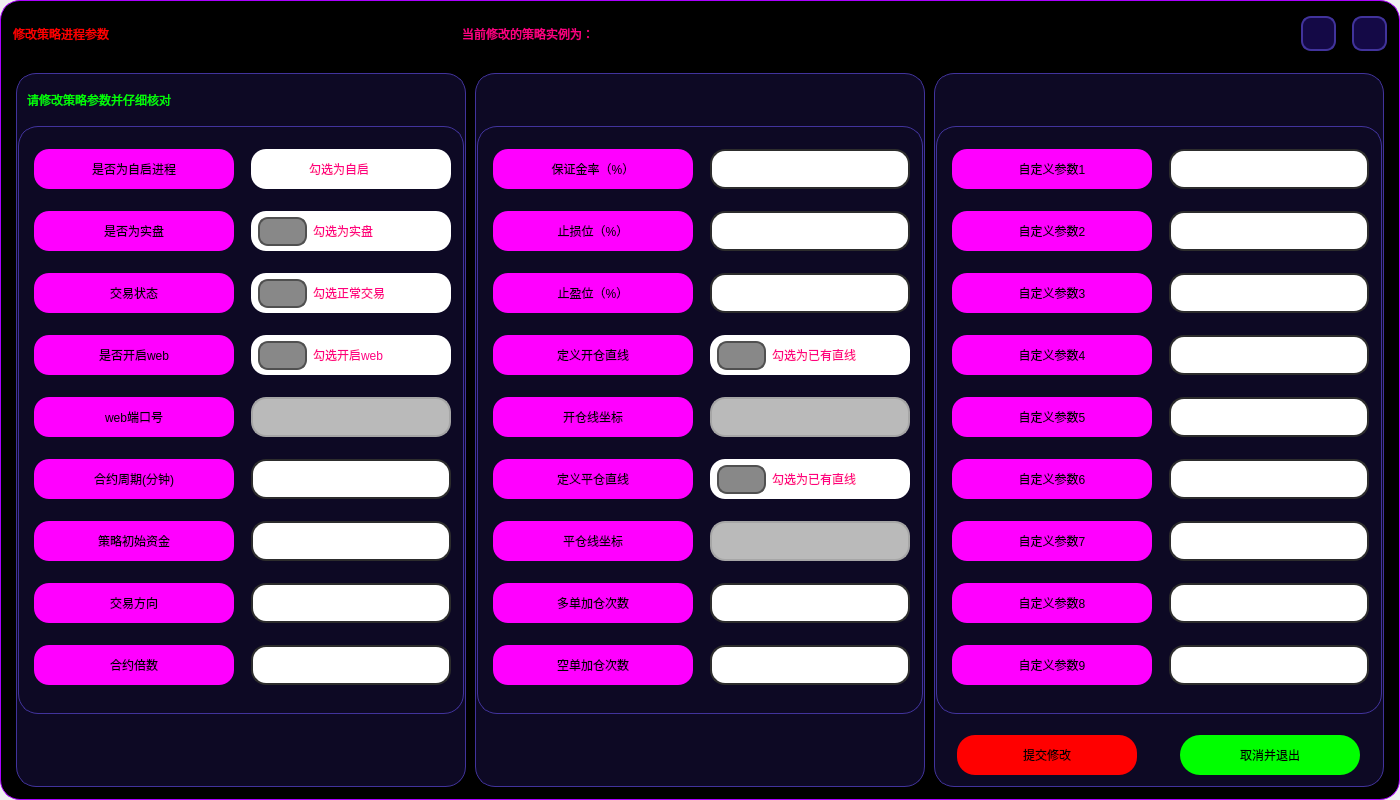
The window that UI/ModifyParameters_dark.ui (shiyindebcd/ProcessTrader) describes before a commit, drawn with Qt 5.
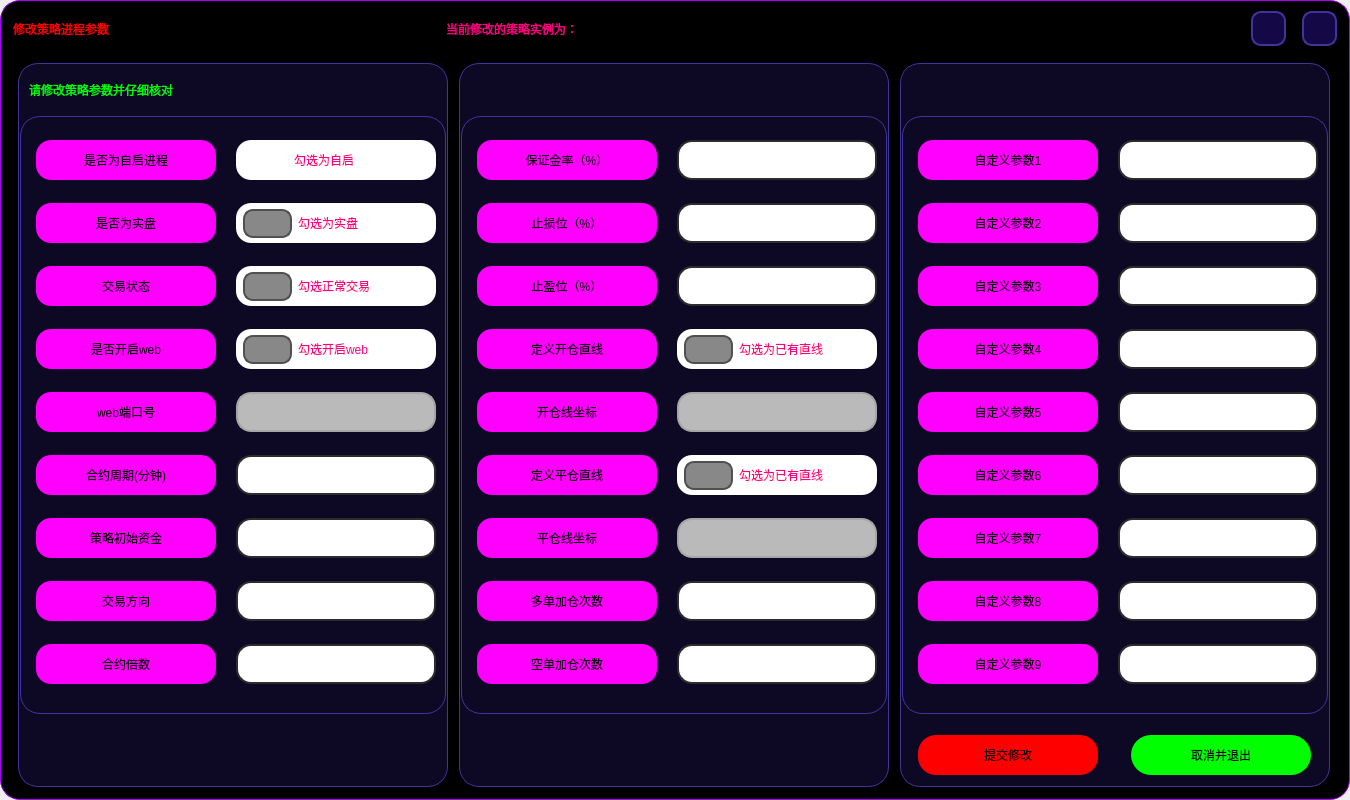
The same window after the commit. Icons and pictures are not drawn.

What changed in the file:
```diff
--- a/UI/ModifyParameters_dark.ui
+++ b/UI/ModifyParameters_dark.ui
@@ -6,10 +6,16 @@
    <rect>
     <x>0</x>
     <y>0</y>
-    <width>1400</width>
+    <width>1350</width>
     <height>800</height>
    </rect>
   </property>
+  <property name="maximumSize">
+   <size>
+    <width>1350</width>
+    <height>800</height>
+   </size>
+  </property>
   <property name="windowTitle">
    <string>Form</string>
   </property>
@@ -31,6 +37,12 @@
    </property>
    <item>
     <widget class="QFrame" name="frame_3">
+     <property name="maximumSize">
+      <size>
+       <width>1350</width>
+       <height>800</height>
+      </size>
+     </property>
      <property name="styleSheet">
       <string notr="true">QFrame {
 	background-color: rgb(0, 0, 0);
@@ -97,13 +109,13 @@
            <property name="minimumSize">
             <size>
              <width>0</width>
-             <height>50</height>
+             <height>40</height>
             </size>
            </property>
            <property name="maximumSize">
             <size>
              <width>16777215</width>
-             <height>50</height>
+             <height>40</height>
             </size>
            </property>
            <property name="styleSheet">
@@ -309,13 +321,13 @@
           <widget class="QFrame" name="frame_56">
            <property name="minimumSize">
             <size>
-             <width>450</width>
+             <width>430</width>
              <height>0</height>
             </size>
            </property>
            <property name="maximumSize">
             <size>
-             <width>450</width>
+             <width>430</width>
              <height>16777215</height>
             </size>
            </property>
@@ -443,13 +455,13 @@
                  </property>
                  <property name="minimumSize">
                   <size>
-                   <width>205</width>
+                   <width>185</width>
                    <height>0</height>
                   </size>
                  </property>
                  <property name="maximumSize">
                   <size>
-                   <width>205</width>
+                   <width>185</width>
                    <height>1000</height>
                   </size>
                  </property>
@@ -482,13 +494,13 @@
                    <widget class="QLabel" name="label_whether_self_start">
                     <property name="minimumSize">
                      <size>
-                      <width>200</width>
+                      <width>180</width>
                       <height>40</height>
                      </size>
                     </property>
                     <property name="maximumSize">
                      <size>
-                      <width>200</width>
+                      <width>180</width>
                       <height>40</height>
                      </size>
                     </property>
@@ -526,13 +538,13 @@
                     </property>
                     <property name="minimumSize">
                      <size>
-                      <width>200</width>
+                      <width>180</width>
                       <height>40</height>
                      </size>
                     </property>
                     <property name="maximumSize">
                      <size>
-                      <width>200</width>
+                      <width>180</width>
                       <height>40</height>
                      </size>
                     </property>
@@ -567,13 +579,13 @@
                    <widget class="QLabel" name="label_trading_status">
                     <property name="minimumSize">
                      <size>
-                      <width>200</width>
+                      <width>180</width>
                       <height>40</height>
                      </size>
                     </property>
                     <property name="maximumSize">
                      <size>
-                      <width>200</width>
+                      <width>180</width>
                       <height>40</height>
                      </size>
                     </property>
@@ -605,13 +617,13 @@
                    <widget class="QLabel" name="label_whether_open_web_services">
                     <property name="minimumSize">
                      <size>
-                      <width>200</width>
+                      <width>180</width>
                       <height>40</height>
                      </size>
                     </property>
                     <property name="maximumSize">
                      <size>
-                      <width>200</width>
+                      <width>180</width>
                       <height>40</height>
                      </size>
                     </property>
@@ -646,13 +658,13 @@
                    <widget class="QLabel" name="label_web_port">
                     <property name="minimumSize">
                      <size>
-                      <width>200</width>
+                      <width>180</width>
                       <height>40</height>
                      </size>
                     </property>
                     <property name="maximumSize">
                      <size>
-                      <width>200</width>
+                      <width>180</width>
                       <height>40</height>
                      </size>
                     </property>
@@ -687,13 +699,13 @@
                    <widget class="QLabel" name="label_symbol_period">
                     <property name="minimumSize">
                      <size>
-                      <width>200</width>
+                      <width>180</width>
                       <height>40</height>
                      </size>
                     </property>
                     <property name="maximumSize">
                      <size>
-                      <width>200</width>
+                      <width>180</width>
                       <height>40</height>
                      </size>
                     </property>
@@ -728,13 +740,13 @@
                    <widget class="QLabel" name="label_initial_capital">
                     <property name="minimumSize">
                      <size>
-                      <width>200</width>
+                      <width>180</width>
                       <height>40</height>
                      </size>
                     </property>
                     <property name="maximumSize">
                      <size>
-                      <width>200</width>
+                      <width>180</width>
                       <height>40</height>
                      </size>
                     </property>
@@ -769,13 +781,13 @@
                    <widget class="QLabel" name="label_orientation">
                     <property name="minimumSize">
                      <size>
-                      <width>200</width>
+                      <width>180</width>
                       <height>40</height>
                      </size>
                     </property>
                     <property name="maximumSize">
                      <size>
-                      <width>200</width>
+                      <width>180</width>
                       <height>40</height>
                      </size>
                     </property>
@@ -810,13 +822,13 @@
                    <widget class="QLabel" name="label_contract_multiples">
                     <property name="minimumSize">
                      <size>
-                      <width>200</width>
+                      <width>180</width>
                       <height>40</height>
                      </size>
                     </property>
                     <property name="maximumSize">
                      <size>
-                      <width>200</width>
+                      <width>180</width>
                       <height>40</height>
                      </size>
                     </property>
@@ -1354,13 +1366,13 @@
            </property>
            <property name="minimumSize">
             <size>
-             <width>450</width>
+             <width>430</width>
              <height>0</height>
             </size>
            </property>
            <property name="maximumSize">
             <size>
-             <width>450</width>
+             <width>430</width>
              <height>16777215</height>
             </size>
            </property>
@@ -1456,13 +1468,13 @@
                  </property>
                  <property name="minimumSize">
                   <size>
-                   <width>205</width>
+                   <width>185</width>
                    <height>0</height>
                   </size>
                  </property>
                  <property name="maximumSize">
                   <size>
-                   <width>205</width>
+                   <width>185</width>
                    <height>1000</height>
                   </size>
                  </property>
@@ -1495,13 +1507,13 @@
                    <widget class="QLabel" name="label_margin_rate">
                     <property name="minimumSize">
                      <size>
-                      <width>200</width>
+                      <width>180</width>
                       <height>40</height>
                      </size>
                     </property>
                     <property name="maximumSize">
                      <size>
-                      <width>200</width>
+                      <width>180</width>
                       <height>40</height>
                      </size>
                     </property>
@@ -1536,13 +1548,13 @@
                    <widget class="QLabel" name="label_stop_loss">
                     <property name="minimumSize">
                      <size>
-                      <width>200</width>
+                      <width>180</width>
                       <height>40</height>
                      </size>
                     </property>
                     <property name="maximumSize">
                      <size>
-                      <width>200</width>
+                      <width>180</width>
                       <height>40</height>
                      </size>
                     </property>
@@ -1577,13 +1589,13 @@
                    <widget class="QLabel" name="label_stop_profit">
                     <property name="minimumSize">
                      <size>
-                      <width>200</width>
+                      <width>180</width>
                       <height>40</height>
                      </size>
                     </property>
                     <property name="maximumSize">
                      <size>
-                      <width>200</width>
+                      <width>180</width>
                       <height>40</height>
                      </size>
                     </property>
@@ -1618,13 +1630,13 @@
                    <widget class="QLabel" name="lable_whether_open_line">
                     <property name="minimumSize">
                      <size>
-                      <width>200</width>
+                      <width>180</width>
                       <height>40</height>
                      </size>
                     </property>
                     <property name="maximumSize">
                      <size>
-                      <width>200</width>
+                      <width>180</width>
                       <height>40</height>
                      </size>
                     </property>
@@ -1656,13 +1668,13 @@
                    <widget class="QLabel" name="label_open_line_Coordinates">
                     <property name="minimumSize">
                      <size>
-                      <width>200</width>
+                      <width>180</width>
                       <height>40</height>
                      </size>
                     </property>
                     <property name="maximumSize">
                      <size>
-                      <width>200</width>
+                      <width>180</width>
                       <height>40</height>
                      </size>
                     </property>
@@ -1697,13 +1709,13 @@
                    <widget class="QLabel" name="label_whether_close_line">
                     <property name="minimumSize">
                      <size>
-                      <width>200</width>
+                      <width>180</width>
                       <height>40</height>
                      </size>
                     </property>
                     <property name="maximumSize">
                      <size>
-                      <width>200</width>
+                      <width>180</width>
                       <height>40</height>
                      </size>
                     </property>
@@ -1735,13 +1747,13 @@
                    <widget class="QLabel" name="label_close_line_Coordinates">
                     <property name="minimumSize">
                      <size>
-                      <width>200</width>
+                      <width>180</width>
                       <height>40</height>
                      </size>
                     </property>
                     <property name="maximumSize">
                      <size>
-                      <width>200</width>
+                      <width>180</width>
                       <height>40</height>
                      </size>
                     </property>
@@ -1776,13 +1788,13 @@
                    <widget class="QLabel" name="label_long_add_times">
                     <property name="minimumSize">
                      <size>
-                      <width>200</width>
+                      <width>180</width>
                       <height>40</height>
                      </size>
                     </property>
                     <property name="maximumSize">
                      <size>
-                      <width>200</width>
+                      <width>180</width>
                       <height>40</height>
                      </size>
                     </property>
@@ -1814,13 +1826,13 @@
                    <widget class="QLabel" name="label_short_add_times">
                     <property name="minimumSize">
                      <size>
-                      <width>200</width>
+                      <width>180</width>
                       <height>40</height>
                      </size>
                     </property>
                     <property name="maximumSize">
                      <size>
-                      <width>200</width>
+                      <width>180</width>
                       <height>40</height>
                      </size>
                     </property>
@@ -2340,13 +2352,13 @@
            </property>
            <property name="minimumSize">
             <size>
-             <width>450</width>
+             <width>430</width>
              <height>0</height>
             </size>
            </property>
            <property name="maximumSize">
             <size>
-             <width>450</width>
+             <width>430</width>
              <height>16777215</height>
             </size>
            </property>
@@ -2444,13 +2456,13 @@
                  </property>
                  <property name="minimumSize">
                   <size>
-                   <width>205</width>
+                   <width>185</width>
                    <height>0</height>
                   </size>
                  </property>
                  <property name="maximumSize">
                   <size>
-                   <width>205</width>
+                   <width>185</width>
                    <height>1000</height>
                   </size>
                  </property>
@@ -2483,13 +2495,13 @@
                    <widget class="QLabel" name="label_Customized_parameters1">
                     <property name="minimumSize">
                      <size>
-                      <width>200</width>
+                      <width>180</width>
                       <height>40</height>
                      </size>
                     </property>
                     <property name="maximumSize">
                      <size>
-                      <width>200</width>
+                      <width>180</width>
                       <height>40</height>
                      </size>
                     </property>
@@ -2524,13 +2536,13 @@
                    <widget class="QLabel" name="label_Customized_parameters2">
                     <property name="minimumSize">
                      <size>
-                      <width>200</width>
+                      <width>180</width>
                       <height>40</height>
                      </size>
                     </property>
                     <property name="maximumSize">
                      <size>
-                      <width>200</width>
+                      <width>180</width>
                       <height>40</height>
                      </size>
                     </property>
@@ -2565,13 +2577,13 @@
                    <widget class="QLabel" name="label_Customized_parameters3">
                     <property name="minimumSize">
                      <size>
-                      <width>200</width>
+                      <width>180</width>
                       <height>40</height>
                      </size>
                     </property>
                     <property name="maximumSize">
                      <size>
-                      <width>200</width>
+                      <width>180</width>
                       <height>40</height>
                      </size>
                     </property>
@@ -2606,13 +2618,13 @@
                    <widget class="QLabel" name="label_Customized_parameters4">
                     <property name="minimumSize">
                      <size>
-                      <width>200</width>
+                      <width>180</width>
                       <height>40</height>
                      </size>
                     </property>
                     <property name="maximumSize">
                      <size>
-                      <width>200</width>
+                      <width>180</width>
                       <height>40</height>
                      </size>
                     </property>
@@ -2647,13 +2659,13 @@
                    <widget class="QLabel" name="label_Customized_parameters5">
                     <property name="minimumSize">
                      <size>
-                      <width>200</width>
+                      <width>180</width>
                       <height>40</height>
                      </size>
                     </property>
                     <property name="maximumSize">
                      <size>
-                      <width>200</width>
+                      <width>180</width>
                       <height>40</height>
                      </size>
                     </property>
@@ -2688,13 +2700,13 @@
                    <widget class="QLabel" name="label_Customized_parameters6">
                     <property name="minimumSize">
                      <size>
-                      <width>200</width>
+                      <width>180</width>
                       <height>40</height>
                      </size>
                     </property>
                     <property name="maximumSize">
                      <size>
-                      <width>200</width>
+                      <width>180</width>
                       <height>40</height>
                      </size>
                     </property>
@@ -2729,13 +2741,13 @@
                    <widget class="QLabel" name="label_Customized_parameters7">
                     <property name="minimumSize">
                      <size>
-                      <width>200</width>
+                      <width>180</width>
                       <height>40</height>
                      </size>
                     </property>
                     <property name="maximumSize">
                      <size>
-                      <width>200</width>
+                      <width>180</width>
                       <height>40</height>
                      </size>
                     </property>
@@ -2770,13 +2782,13 @@
                    <widget class="QLabel" name="label_Customized_parameters8">
                     <property name="minimumSize">
                      <size>
-                      <width>200</width>
+                      <width>180</width>
                       <height>40</height>
                      </size>
                     </property>
                     <property name="maximumSize">
                      <size>
-                      <width>200</width>
+                      <width>180</width>
                       <height>40</height>
                      </size>
                     </property>
@@ -2811,13 +2823,13 @@
                    <widget class="QLabel" name="label_Customized_parameters9">
                     <property name="minimumSize">
                      <size>
-                      <width>200</width>
+                      <width>180</width>
                       <height>40</height>
                      </size>
                     </property>
                     <property name="maximumSize">
                      <size>
-                      <width>200</width>
+                      <width>180</width>
                       <height>40</height>
                      </size>
                     </property>
```
